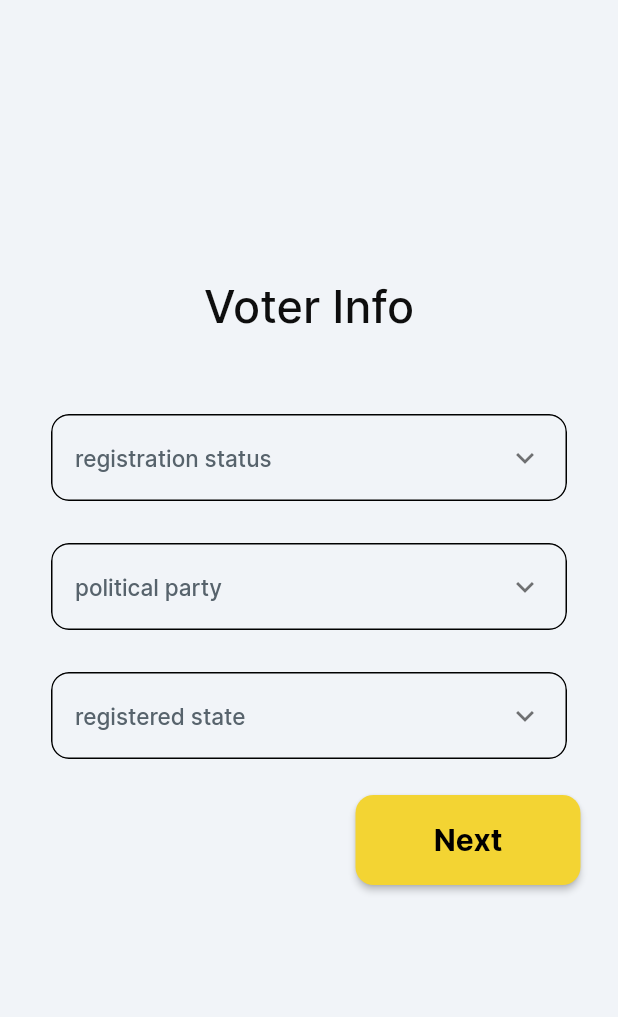
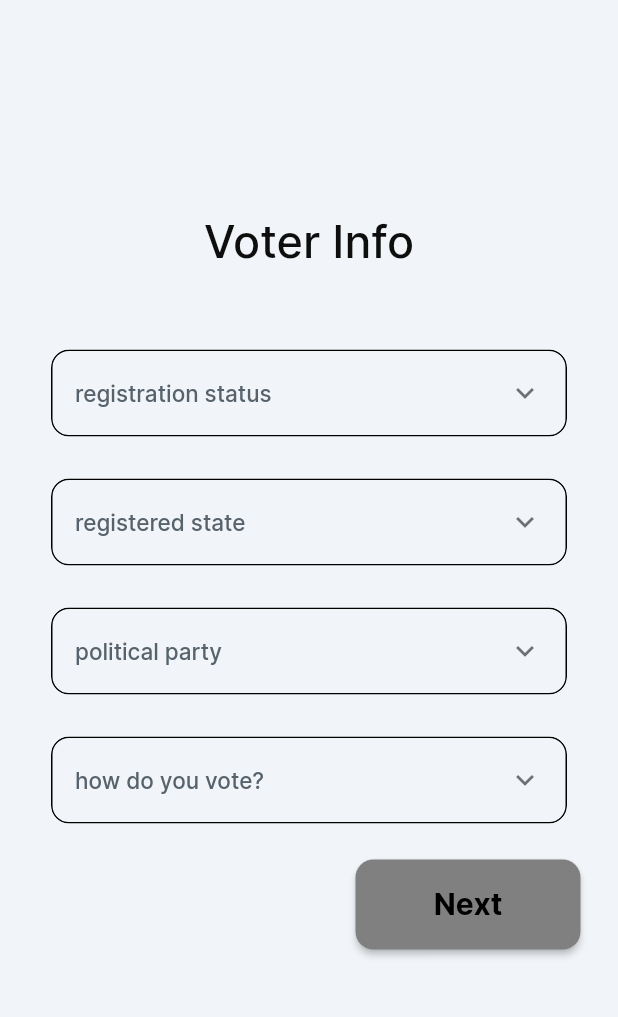
Before and after one commit to CodeNerf/Pogo-app, a Flutter app: the VoterInfo2 screen opened directly with empty values, on a phone screen of 412 x 824 dp, the part 78-1095 px from its top. Run offline on Flutter 3.47's test engine with Material 2 defaults, Android fonts, the phone set to English and light mode, and no system bars; our stand-ins replace auto_size_text, circular_profile_avatar, flutter_rating_bar, flutter_typeahead, font_awesome_flutter, page_transition and 3 more; missing offline and left inert: amplify_auth_cognito, amplify_core, amplify_datastore, amplify_flutter, swipeable_card_stack; accounts and stored records are empty; network calls fail.

Commit message:
Fixes for survey radio buttons, survey continue buttons, login streak, the alignment of forgot password on the sign in page, the show/hide password buttons, and added a how do you vote dropdown in the voter info survey page

```diff
--- a/lib/Onboarding/Issues.dart
+++ b/lib/Onboarding/Issues.dart
@@ -647,7 +647,7 @@ class _IssuesState extends State<Issues> {
                 width: MediaQuery.of(context).size.width / 2,
                 height: 40,
                 decoration: BoxDecoration(
-                  color: const Color(0xFFF3D433),
+                  color: Color(_nextButtonColor),
                   borderRadius: BorderRadius.circular(25),
                   boxShadow: [
                     BoxShadow(
--- a/lib/Onboarding/VoterInfo2.dart
+++ b/lib/Onboarding/VoterInfo2.dart
@@ -23,6 +23,7 @@ class _VoterInfo2State extends State<VoterInfo2> {
   bool _partyExpand = false;
   bool _preferenceExpand = false;
   bool _residencyExpand = false;
+  Color _nextButtonColor = const Color(0xFF808080);
 
   void _nextPage() async {
     Navigator.push(
@@ -40,36 +41,36 @@ class _VoterInfo2State extends State<VoterInfo2> {
       switch (index) {
         case 0:
           _regStatusExpand = true;
+          _residencyExpand = false;
           _partyExpand = false;
           _preferenceExpand = false;
-          _residencyExpand = false;
           break;
         case 1:
           _regStatusExpand = false;
-          _partyExpand = true;
+          _residencyExpand = true;
+          _partyExpand = false;
           _preferenceExpand = false;
-          _residencyExpand = false;
           break;
         case 2:
           _regStatusExpand = false;
-          _partyExpand = false;
-          _preferenceExpand = true;
           _residencyExpand = false;
+          _partyExpand = true;
+          _preferenceExpand = false;
           break;
         case 3:
           _regStatusExpand = false;
+          _residencyExpand = false;
           _partyExpand = false;
-          _preferenceExpand = false;
-          _residencyExpand = true;
+          _preferenceExpand = true;
           break;
       }
       setState(() {});
     }
     else {
       _regStatusExpand = false;
+      _residencyExpand = false;
       _partyExpand = false;
       _preferenceExpand = false;
-      _residencyExpand = false;
       setState(() {});
     }
   }
@@ -95,6 +96,38 @@ class _VoterInfo2State extends State<VoterInfo2> {
         ),
       ),
     );
+  }
+
+  @override
+  void initState() {
+    super.initState();
+    if(widget.answers.politicalAffiliation != "") {
+      _nextButtonColor = const Color(0xFFF3D433);
+    }
+  }
+
+  void radioButtonSelected(int tileIndex, String selection, bool status) {
+    if(tileIndex == 0) {
+      //set registration status
+      widget.answers.voterRegistrationStatus = status;
+    }
+    else if(tileIndex == 1) {
+      //set registered state status
+      widget.answers.liveInRegisteredState = status;
+    }
+    else if(tileIndex == 2) {
+      //set political party affiliation
+      widget.answers.politicalAffiliation = selection;
+    }
+    else {
+      //set how do you vote
+      widget.answers.partyVoting = selection;
+    }
+    //check if all options are filled, changed button to yellow if so
+    if(widget.answers.partyVoting != "" && widget.answers.politicalAffiliation != "") {
+      _nextButtonColor = const Color(0xFFF3D433);
+    }
+    setState(() {});
   }
 
   @override
@@ -181,33 +214,92 @@ class _VoterInfo2State extends State<VoterInfo2> {
                             ),
                           ),
                         ),
-                        ListTile(
+                        RadioListTile(
                           visualDensity: const VisualDensity(horizontal: -4, vertical: -4),
                           title: Text('Yes', style: optionsTextStyle()),
-                          leading: Radio(
                           activeColor: Colors.black,
                           value: true,
                           groupValue: widget.answers.voterRegistrationStatus,
                           onChanged: (Object? o) {
-                                setState(() {
-                                  widget.answers.voterRegistrationStatus = true;
-                                });
+                            radioButtonSelected(0, "", true);
                           }
                         ),
-                        ),
-                        ListTile(
+                        RadioListTile(
                           visualDensity: const VisualDensity(horizontal: -4, vertical: -4),
                           title: Text('No', style: optionsTextStyle()),
-                          leading: Radio(
                           activeColor: Colors.black,
                           value: false,
                           groupValue: widget.answers.voterRegistrationStatus,
                           onChanged: (Object? o) {
-                                setState(() {
-                                  widget.answers.voterRegistrationStatus = false;
-                                });
+                            radioButtonSelected(0, "", false);
                           }
                         ),
+                      ],
+                    ),
+                  ),
+                ),
+
+                //do you live in registered state dropdown
+                Padding(
+                  padding: const EdgeInsets.fromLTRB(30, 0, 30, 20),
+                  child: Card(
+                    color: Colors.transparent,
+                    elevation: 0,
+                    shape: RoundedRectangleBorder(
+                      borderRadius: BorderRadius.circular(12),
+                      side: const BorderSide(color: Colors.black, width: 1),
+                    ),
+                    clipBehavior: Clip.antiAlias,
+                    child: ExpansionTile(
+                      key: GlobalKey(),
+                      initiallyExpanded: _residencyExpand,
+                      onExpansionChanged: (bool expanded) {
+                        _expandTap(expanded, 1);
+                      },
+                      title: const Text(
+                        'registered state',
+                        style: TextStyle(
+                          fontFamily: 'Inter',
+                          fontStyle: FontStyle.normal,
+                          fontWeight: FontWeight.w500,
+                          fontSize: 15.0,
+                          color: Color(0xFF57636C),
+                        ),
+                      ),
+                      children: [
+                        const Padding(
+                          padding: EdgeInsets.symmetric(horizontal: 5),
+                          child: Text(
+                            'Do you currently live in the state that you are registered to vote in?',
+                            textAlign: TextAlign.center,
+                            style: TextStyle(
+                              fontFamily: 'Inter',
+                              fontStyle: FontStyle.normal,
+                              fontWeight: FontWeight.w500,
+                              fontSize: 15.0,
+                              color: Color(0xFF57636C),
+                            ),
+                          ),
+                        ),
+                        RadioListTile(
+                          visualDensity: const VisualDensity(horizontal: -4, vertical: -4),
+                          title: Text('Yes', style: optionsTextStyle()),
+                          activeColor: Colors.black,
+                          value: true,
+                          groupValue: widget.answers.liveInRegisteredState,
+                          onChanged: (Object? o) {
+                            radioButtonSelected(1, "", true);
+                          }
+                        ),
+                        RadioListTile(
+                          visualDensity: const VisualDensity(horizontal: -4, vertical: -4),
+                          title: Text('No', style: optionsTextStyle()),
+                          activeColor: Colors.black,
+                          value: false,
+                          groupValue: widget.answers.liveInRegisteredState,
+                          onChanged: (Object? o) {
+                            radioButtonSelected(1, "", false);
+                          }
                         ),
                       ],
                     ),
@@ -229,7 +321,7 @@ class _VoterInfo2State extends State<VoterInfo2> {
                       key: GlobalKey(),
                       initiallyExpanded: _partyExpand,
                       onExpansionChanged: (bool expanded) {
-                        _expandTap(expanded, 1);
+                        _expandTap(expanded, 2);
                       },
                       title: const Text(
                         'political party',
@@ -256,83 +348,62 @@ class _VoterInfo2State extends State<VoterInfo2> {
                             ),
                           ),
                         ),
-                        ListTile(
+                        RadioListTile(
                           visualDensity: const VisualDensity(horizontal: -4, vertical: -4),
                           title: Text('Republican', style: optionsTextStyle()),
-                          leading: Radio(
                             activeColor: Colors.black,
                             value: "Republican",
                             groupValue: widget.answers.politicalAffiliation,
                             onChanged: (String? s) {
-                                setState(() {
-                                  widget.answers.politicalAffiliation = s!;
-                                });
+                              radioButtonSelected(2, s!, false);
                             }
                         ),
-                        ),
-                        ListTile(
+                        RadioListTile(
                           visualDensity: const VisualDensity(horizontal: -4, vertical: -4),
                           title: Text('Democratic', style: optionsTextStyle()),
-                          leading: Radio(
                             activeColor: Colors.black,
                             value: "Democratic",
                             groupValue: widget.answers.politicalAffiliation,
                             onChanged: (String? s) {
-                                setState(() {
-                                  widget.answers.politicalAffiliation = s!;
-                                });
+                              radioButtonSelected(2, s!, false);
                             }
                         ),
-                        ),
-                        ListTile(
+                        RadioListTile(
                           visualDensity: const VisualDensity(horizontal: -4, vertical: -4),
                           title: Text('Libertarian', style: optionsTextStyle()),
-                          leading: Radio(
                             activeColor: Colors.black,
                             value: "Libertarian",
                             groupValue: widget.answers.politicalAffiliation,
                             onChanged: (String? s) {
-                                setState(() {
-                                  widget.answers.politicalAffiliation = s!;
-                                });
+                              radioButtonSelected(2, s!, false);
                             }
                         ),
-                        ),
-                        ListTile(
+                        RadioListTile(
                           visualDensity: const VisualDensity(horizontal: -4, vertical: -4),
                           title: Text('Green', style: optionsTextStyle()),
-                          leading: Radio(
                             activeColor: Colors.black,
                             value: "Green",
                             groupValue: widget.answers.politicalAffiliation,
                             onChanged: (String? s) {
-                                setState(() {
-                                  widget.answers.politicalAffiliation = s!;
-                                });
+                              radioButtonSelected(2, s!, false);
                             }
                         ),
-                        ),
-                        ListTile(
+                        RadioListTile(
                           visualDensity: const VisualDensity(horizontal: -4, vertical: -4),
                           title: Text('Independent', style: optionsTextStyle()),
-                          leading: Radio(
                             activeColor: Colors.black,
                             value: "Independent",
                             groupValue: widget.answers.politicalAffiliation,
                             onChanged: (String? s) {
-                                setState(() {
-                                  widget.answers.politicalAffiliation = s!;
-                                });
+                              radioButtonSelected(2, s!, false);
                             }
-                          ),
                         ),
                       ],
                     ),
                   ),
                 ),
 
-                /*
-                //voting preference dropdown, there is not currently a value for this in db
+                //how do you vote dropdown
                 Padding(
                   padding: const EdgeInsets.fromLTRB(30, 0, 30, 20),
                   child: Card(
@@ -347,7 +418,7 @@ class _VoterInfo2State extends State<VoterInfo2> {
                       key: GlobalKey(),
                       initiallyExpanded: _preferenceExpand,
                       onExpansionChanged: (bool expanded) {
-                        _expandTap(expanded, 2);
+                        _expandTap(expanded, 3);
                       },
                       title: const Text(
                         'how do you vote?',
@@ -360,68 +431,10 @@ class _VoterInfo2State extends State<VoterInfo2> {
                         ),
                       ),
                       children: [
-                        const Text(
-                          'Which party do you vote for?',
-                          style: TextStyle(
-                            fontFamily: 'Inter',
-                            fontStyle: FontStyle.normal,
-                            fontWeight: FontWeight.w500,
-                            fontSize: 15.0,
-                            color: Color(0xFF57636C),
-                          ),
-                        ),
-                        ListTile(
-                          visualDensity: const VisualDensity(horizontal: -4, vertical: -4),
-                          title: Text('Female', style: optionsTextStyle()),
-                          leading: Radio(
-                              activeColor: Colors.black,
-                              value: "Female",
-                              groupValue: widget.answers.gender,
-                              onChanged: (String? s) {
-                                setState(() {
-                                  widget.answers.gender = s!;
-                                });
-                              }
-                          ),
-                        ),
-                      ],
-                    ),
-                  ),
-                ),
-                 */
-
-                //do you live in registered state dropdown
-                Padding(
-                  padding: const EdgeInsets.fromLTRB(30, 0, 30, 20),
-                  child: Card(
-                    color: Colors.transparent,
-                    elevation: 0,
-                    shape: RoundedRectangleBorder(
-                      borderRadius: BorderRadius.circular(12),
-                      side: const BorderSide(color: Colors.black, width: 1),
-                    ),
-                    clipBehavior: Clip.antiAlias,
-                    child: ExpansionTile(
-                      key: GlobalKey(),
-                      initiallyExpanded: _residencyExpand,
-                      onExpansionChanged: (bool expanded) {
-                        _expandTap(expanded, 3);
-                      },
-                      title: const Text(
-                        'registered state',
-                        style: TextStyle(
-                          fontFamily: 'Inter',
-                          fontStyle: FontStyle.normal,
-                          fontWeight: FontWeight.w500,
-                          fontSize: 15.0,
-                          color: Color(0xFF57636C),
-                        ),
-                      ),
-                      children: [
                         const Padding(
                           padding: EdgeInsets.symmetric(horizontal: 5),
                           child: Text(
-                            'Do you currently live in the state that you are registered to vote in?',
+                            'Which political party do you vote for?',
                             textAlign: TextAlign.center,
                             style: TextStyle(
                               fontFamily: 'Inter',
@@ -432,33 +445,55 @@ class _VoterInfo2State extends State<VoterInfo2> {
                             ),
                           ),
                         ),
-                        ListTile(
+                        RadioListTile(
                             visualDensity: const VisualDensity(horizontal: -4, vertical: -4),
-                          title: Text('Yes', style: optionsTextStyle()),
-                          leading: Radio(
+                            title: Text('Republican', style: optionsTextStyle()),
                             activeColor: Colors.black,
-                              value: "Yes",
-                              groupValue: widget.answers.registrationState,
+                            value: "Republican",
+                            groupValue: widget.answers.partyVoting,
                             onChanged: (String? s) {
-                                setState(() {
-                                  widget.answers.registrationState = s!;
-                                });
+                              radioButtonSelected(3, s!, false);
                             }
                         ),
-                        ),
-                        ListTile(
+                        RadioListTile(
                             visualDensity: const VisualDensity(horizontal: -4, vertical: -4),
-                          title: Text('No', style: optionsTextStyle()),
-                          leading: Radio(
+                            title: Text('Democratic', style: optionsTextStyle()),
                             activeColor: Colors.black,
-                              value: "No",
-                              groupValue: widget.answers.registrationState,
+                            value: "Democratic",
+                            groupValue: widget.answers.partyVoting,
                             onChanged: (String? s) {
-                                setState(() {
-                                  widget.answers.registrationState = s!;
-                                });
+                              radioButtonSelected(3, s!, false);
                             }
                         ),
+                        RadioListTile(
+                            visualDensity: const VisualDensity(horizontal: -4, vertical: -4),
+                            title: Text('Libertarian', style: optionsTextStyle()),
+                            activeColor: Colors.black,
+                            value: "Libertarian",
+                            groupValue: widget.answers.partyVoting,
+                            onChanged: (String? s) {
+                              radioButtonSelected(3, s!, false);
+                            }
+                        ),
+                        RadioListTile(
+                            visualDensity: const VisualDensity(horizontal: -4, vertical: -4),
+                            title: Text('Green', style: optionsTextStyle()),
+                            activeColor: Colors.black,
+                            value: "Green",
+                            groupValue: widget.answers.partyVoting,
+                            onChanged: (String? s) {
+                              radioButtonSelected(3, s!, false);
+                            }
+                        ),
+                        RadioListTile(
+                            visualDensity: const VisualDensity(horizontal: -4, vertical: -4),
+                            title: Text('Independent', style: optionsTextStyle()),
+                            activeColor: Colors.black,
+                            value: "Independent",
+                            groupValue: widget.answers.partyVoting,
+                            onChanged: (String? s) {
+                              radioButtonSelected(3, s!, false);
+                            }
                         ),
                       ],
                     ),
@@ -477,7 +512,7 @@ class _VoterInfo2State extends State<VoterInfo2> {
                         onPressed: () {
                           _nextPage();
                         },
-                        color: const Color(0xFFF3D433),
+                        color: _nextButtonColor,
                         shape: RoundedRectangleBorder(
                           borderRadius: BorderRadius.circular(12),
                         ),
--- a/lib/SignInWidget.dart
+++ b/lib/SignInWidget.dart
@@ -31,9 +31,6 @@ class _SignInState extends State<SignIn> {
       if (await isUserSignedIn()) {
         //check if survey is completed
         UserDemographics user = await getUserDemographics(_emailSignInController.text);
-        user.lastLogin = DateFormat('yyyy-MM-dd').format(DateTime.now());
-        safePrint(user.lastLogin);
-        await putUserDemographics(user);
         if(user.surveyCompletion == true) {
           await Navigator.push(
             context,
@@ -239,7 +236,7 @@ class _SignInState extends State<SignIn> {
 
         //forgot password text button
         Padding(
-          padding: const EdgeInsets.fromLTRB(0, 20, 10, 0),
+          padding: const EdgeInsets.fromLTRB(0, 20, 25, 0),
           child: Align(
             alignment: Alignment.bottomRight,
             child: GestureDetector(
--- a/lib/UserProfile.dart
+++ b/lib/UserProfile.dart
@@ -399,7 +399,7 @@ class _UserProfileState extends State<UserProfile> {
   }
 
   String getLoginStreakText() {
-    if (widget.currentUserDemographics.loginStreak == widget.currentUserDemographics.loginStreakRecord && widget.currentUserDemographics.loginStreak > 0) {
+    if (widget.currentUserDemographics.loginStreak == widget.currentUserDemographics.loginStreakRecord) {
       return 'New Record!';
     }
     return '';
--- a/lib/dynamoModels/UserDemographics.dart
+++ b/lib/dynamoModels/UserDemographics.dart
@@ -12,6 +12,8 @@ class UserDemographics extends Demographics {
   int loginStreak;
   int loginStreakRecord;
   String lastLogin;
+  bool liveInRegisteredState;
+  String partyVoting;
 
   UserDemographics(
       {
@@ -26,6 +28,8 @@ class UserDemographics extends Demographics {
         this.loginStreak = 0,
         this.loginStreakRecord = 0,
         this.lastLogin = "",
+        this.liveInRegisteredState = false,
+        this.partyVoting = "",
         super.firstName = "",
         super.lastName = "",
         super.dateOfBirth = "",
@@ -58,6 +62,8 @@ class UserDemographics extends Demographics {
         loginStreak: json['loginStreak'],
         loginStreakRecord: json['loginStreakRecord'],
         lastLogin: json['lastLogin'],
+        liveInRegisteredState: json['liveInRegisteredState'],
+        partyVoting: json['partyVoting'],
     );
   }
 
@@ -81,7 +87,9 @@ class UserDemographics extends Demographics {
       'polls': polls,
       'loginStreak': loginStreak,
       'loginStreakRecord': loginStreakRecord,
-      'lastLogin': lastLogin
+      'lastLogin': lastLogin,
+      'liveInRegisteredState': liveInRegisteredState,
+      'partyVoting': partyVoting,
     };
   }
 }
--- a/lib/firstLoadingPage.dart
+++ b/lib/firstLoadingPage.dart
@@ -42,9 +42,6 @@ class _FirstLoadingPageState extends State<FirstLoadingPage> {
       if (check) {
         String email = await fetchCurrentUserEmail();
         UserDemographics user = await getUserDemographics(email);
-        user.lastLogin = DateFormat('yyyy-MM-dd').format(DateTime.now());
-        safePrint(user.lastLogin);
-        await putUserDemographics(user);
         if (user.surveyCompletion == true) {
           await Navigator.push(
             context,
@@ -52,7 +49,8 @@ class _FirstLoadingPageState extends State<FirstLoadingPage> {
               builder: (context) => HomeLoadingPage(user: user),
             ),
           );
-        } else {
+        }
+        else {
           await Navigator.push(
             context,
             MaterialPageRoute(
```
Also changed, not shown: lib/Onboarding/Demographics2.dart (+62 -89 lines), lib/Onboarding/SurveyLandingPage.dart (+11 -3 lines), lib/SignUpWidget.dart (+28 -4 lines), lib/UserConfirmationPage.dart (+8 -9 lines), lib/homeLoadingPage.dart (+6 -1 lines). Lines whose indentation alone changed are shown as unchanged.
